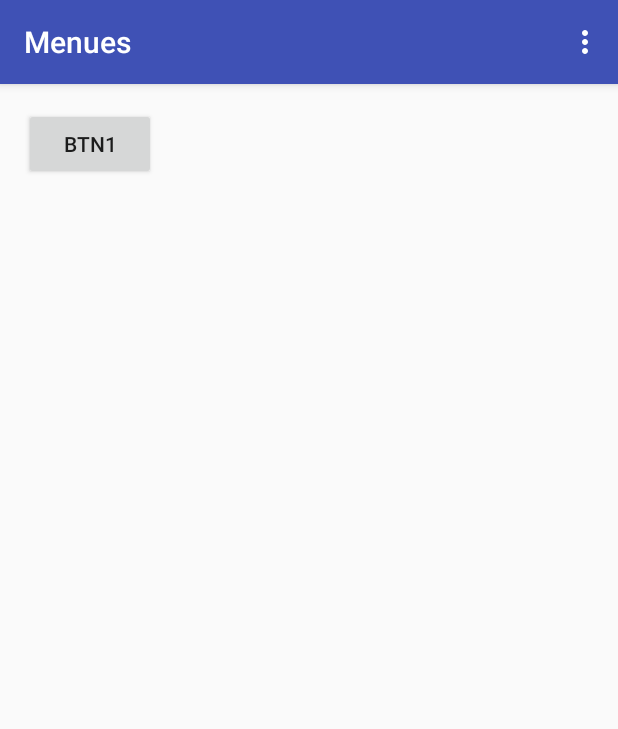
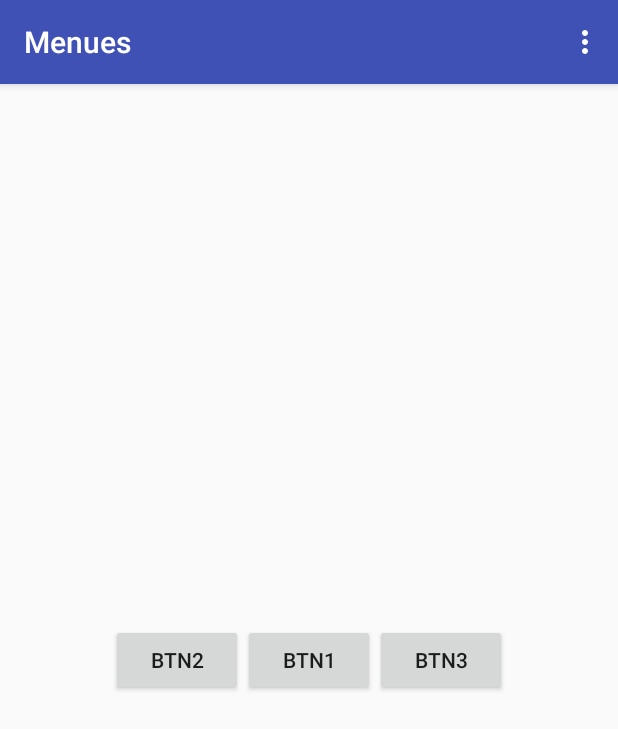
Before and after one commit to galizhan/menu, an Android app: the screen it shows after launch (MainActivity), on a phone screen of 412 x 824 dp. Shown: the top 729 px of the screen. Run offline under Robolectric (Android 15) with nearby library versions, the phone set to English and light mode, and no system bars.

Commit message:
Final debugs

```diff
--- a/app/src/main/res/layout/activity_main.xml
+++ b/app/src/main/res/layout/activity_main.xml
@@ -16,6 +16,24 @@
         android:layout_height="wrap_content"
         android:id="@+id/btn1"
         android:text="btn1"
+        android:layout_centerVertical="true"
+        android:layout_centerHorizontal="true"
+        />
+    <Button
+        android:layout_width="wrap_content"
+        android:layout_height="wrap_content"
+        android:id="@+id/btn2"
+        android:text="btn2"
+        android:layout_toLeftOf="@id/btn1"
+        android:layout_alignBaseline="@id/btn1"
+        />
+    <Button
+        android:layout_width="wrap_content"
+        android:layout_height="wrap_content"
+        android:id="@+id/btn3"
+        android:text="btn3"
+        android:layout_toRightOf="@id/btn1"
+        android:layout_alignBaseline="@id/btn1"
+        />
 
-        />
 </RelativeLayout>
```
Also changed, not shown: app/src/main/java/com/example/galix/menues/MainActivity.java (+35 -1 lines).
